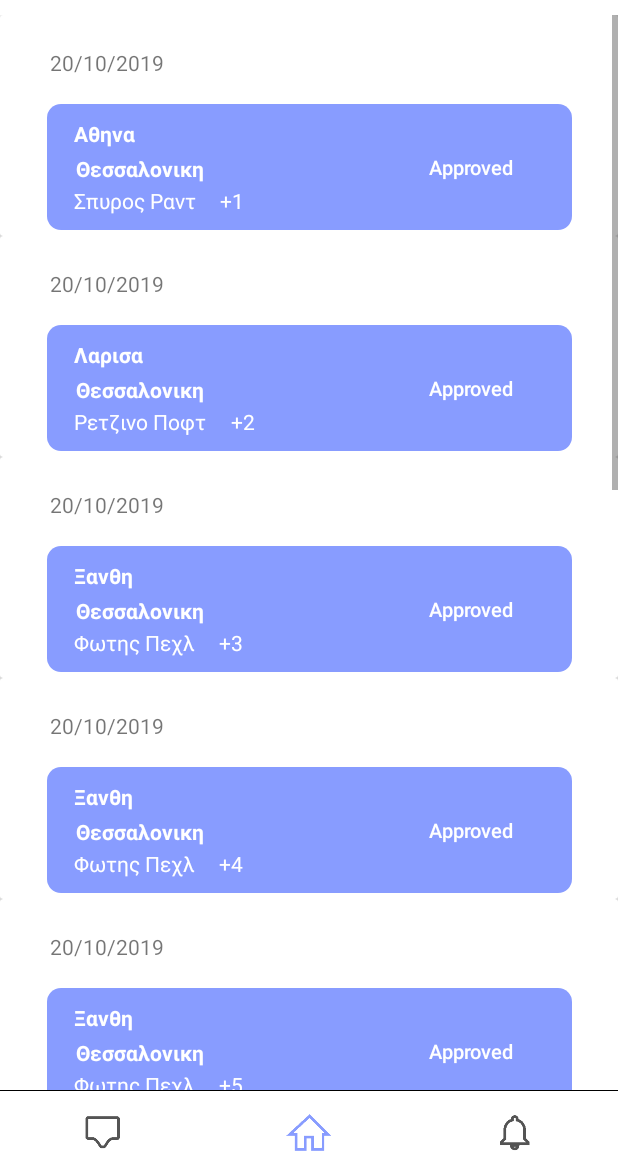
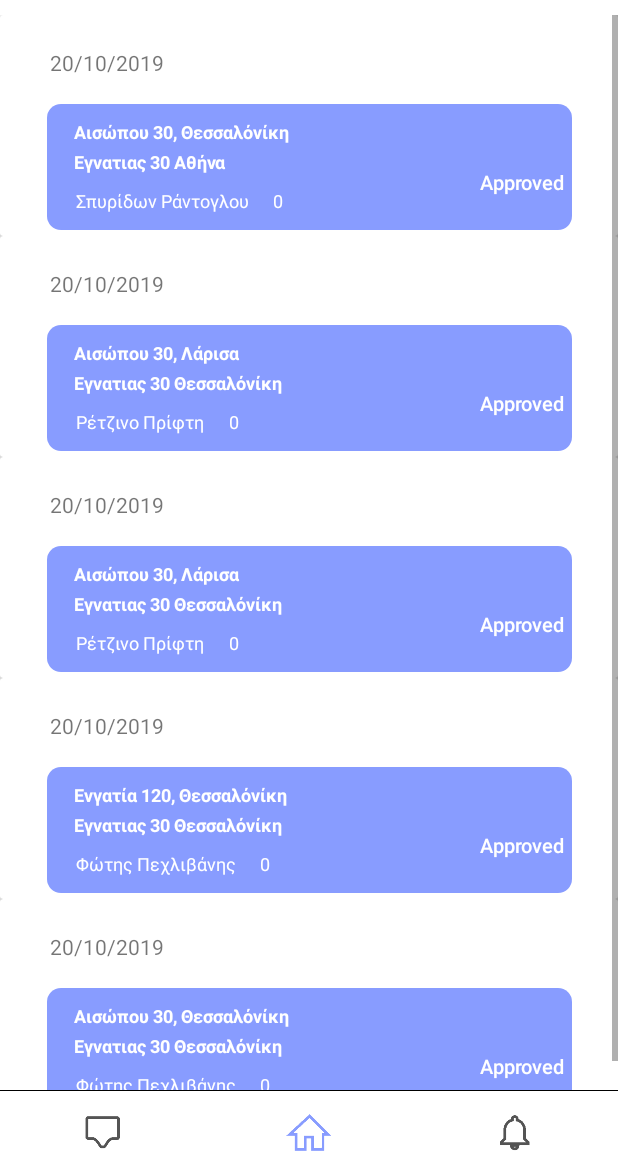
Before and after one commit to ChrissSav/FellowTraveller, an Android app: the fragment SearchFragment placed in its activity, on a phone screen of 412 x 824 dp, the part 60-1236 px from its top. Run offline under Robolectric (Android 15) with nearby library versions, the phone set to English and light mode, and no system bars.

Commit message:
Update SearchFragment to view trip with TripPageActivity

```diff
--- a/app/src/main/java/com/example/fellowtraveller/MainActivity.java
+++ b/app/src/main/java/com/example/fellowtraveller/MainActivity.java
@@ -47,12 +47,8 @@ public class MainActivity extends AppCompatActivity {
             public void onClick(View v) {
                 User creator = new User("Σπυρίδων Ράντογλου", "email","password");
                 Intent intent = new Intent(MainActivity.this, TripPageActivity.class);
-                String from = "Αισώπου 30, Θεσσαλόνίκη";
-                String to = "Εγνατιας 30, Αθήνα";
-                String date = "23/12/2019";
-                String time = "12:30";
                 String description ="Είστε όλοι άπλυτη. Δε θα μπει κανένας στο αμάξι μου. ";
-                Trip trip = new Trip(creator,from,to,date,time,3,2,description,"100");
+                Trip trip = new Trip(creator,"Αισώπου 30, Θεσσαλόνίκη","Εγνατιας 30 Αθήνα","23/12/2019","12:00",3,2,description,"100");
                 intent.putExtra("Trip",trip);
                 startActivity(intent);
             }
--- a/app/src/main/java/com/example/fellowtraveller/SearchAdapter.java
+++ b/app/src/main/java/com/example/fellowtraveller/SearchAdapter.java
@@ -11,7 +11,7 @@ import androidx.recyclerview.widget.RecyclerView;
 import java.util.ArrayList;
 
 public class SearchAdapter extends RecyclerView.Adapter<SearchAdapter.ExampleViewHolder> {
-    private ArrayList<SearchesItem> mExampleList;
+    private ArrayList<Trip> mExampleList;
     private OnItemClickListener mListener;
 
     public interface OnItemClickListener {
@@ -48,12 +48,14 @@ public class SearchAdapter extends RecyclerView.Adapter<SearchAdapter.ExampleVie
                             listener.onItemClick(position);
                         }
                     }
+
+
                 }
             });
         }
     }
 
-    public SearchAdapter(ArrayList<SearchesItem> exampleList) {
+    public SearchAdapter(ArrayList<Trip> exampleList) {
         mExampleList = exampleList;
     }
 
@@ -66,12 +68,12 @@ public class SearchAdapter extends RecyclerView.Adapter<SearchAdapter.ExampleVie
 
     @Override
     public void onBindViewHolder(ExampleViewHolder holder, int position) {
-        SearchesItem currentItem = mExampleList.get(position);
+        Trip currentItem = mExampleList.get(position);
 
         holder.from.setText(currentItem.getFrom());
         holder.to.setText(currentItem.getTo());
-        holder.name.setText(currentItem.getName());
-        holder.number.setText(currentItem.getNum());
+        holder.name.setText(currentItem.getCreator().getName());
+        holder.number.setText(currentItem.getNumOfPassengers()+"");
     }
 
     @Override
--- a/app/src/main/java/com/example/fellowtraveller/SearchFragment.java
+++ b/app/src/main/java/com/example/fellowtraveller/SearchFragment.java
@@ -1,5 +1,6 @@
 package com.example.fellowtraveller;
 
+import android.content.Intent;
 import android.os.Bundle;
 
 import androidx.fragment.app.Fragment;
@@ -18,7 +19,7 @@ public class SearchFragment extends Fragment {
     private RecyclerView mRecyclerView;
     private SearchAdapter mAdapter;
     private RecyclerView.LayoutManager mLayoutManager;
-    private  ArrayList<SearchesItem> mExampleList ;
+    private  ArrayList<Trip> mExampleList ;
 
     public SearchFragment() {
         // Required empty public constructor
@@ -39,8 +40,17 @@ public class SearchFragment extends Fragment {
 
     public void createExampleList() {
         mExampleList = new ArrayList<>();
-        mExampleList.add(new SearchesItem("Αθηνα", "Θεσσαλονικη", "Σπυρος Ραντ","+1"));
-        mExampleList.add(new SearchesItem("Λαρισα", "Θεσσαλονικη", "Ρετζινο Ποφτ","+2"));
+        User creator = new User("Σπυρίδων Ράντογλου", "email","password");
+        User creator2 = new User("Ρέτζινο Πρίφτη", "email","password");
+        User creator3 = new User("Φώτης Πεχλιβάνης", "email","password");
+        String description ="Είστε όλοι άπλυτη. Δε θα μπει κανένας στο αμάξι μου. ";
+        Trip trip = new Trip(creator,"Αισώπου 30, Θεσσαλόνίκη","Εγνατιας 30 Αθήνα","23/12/2019","12:00",3,2,description,"100");
+        mExampleList.add(new Trip(creator,"Αισώπου 30, Θεσσαλόνίκη","Εγνατιας 30 Αθήνα","23/12/2019","12:00",3,2,description,"100"));
+        mExampleList.add(new Trip(creator2,"Αισώπου 30, Λάρισα","Εγνατιας 30 Θεσσαλόνίκη","03/12/2019","12:00",3,2,description,"100"));
+        mExampleList.add(new Trip(creator2,"Αισώπου 30, Λάρισα","Εγνατιας 30 Θεσσαλόνίκη","13/12/2019","12:00",3,2,description,"100"));
+        mExampleList.add(new Trip(creator3,"Ενγατία 120, Θεσσαλόνίκη","Εγνατιας 30 Θεσσαλόνίκη","23/09/2019","02:00",3,2,description,"100"));
+        mExampleList.add(new Trip(creator3,"Αισώπου 30, Θεσσαλόνίκη","Εγνατιας 30 Θεσσαλόνίκη","23/11/2019","11:00",3,2,description,"100"));
+       /* mExampleList.add(new SearchesItem("Λαρισα", "Θεσσαλονικη", "Ρετζινο Ποφτ","+2"));
         mExampleList.add(new SearchesItem("Ξανθη", "Θεσσαλονικη", "Φωτης Πεχλ","+3"));
         mExampleList.add(new SearchesItem("Ξανθη", "Θεσσαλονικη", "Φωτης Πεχλ","+4"));
         mExampleList.add(new SearchesItem("Ξανθη", "Θεσσαλονικη", "Φωτης Πεχλ","+5"));
@@ -49,7 +59,7 @@ public class SearchFragment extends Fragment {
         mExampleList.add(new SearchesItem("Λαρισα", "Θεσσαλονικη", "Ρετζινο Ποφτ","+8"));
         mExampleList.add(new SearchesItem("Λαρισα", "Θεσσαλονικη", "Ρετζινο Ποφτ","+9"));
         mExampleList.add(new SearchesItem("Λαρισα", "Θεσσαλονικη", "Ρετζινο Ποφτ","+10"));
-        mExampleList.add(new SearchesItem("Λαρισα", "Θεσσαλονικη", "Ρετζινο Ποφτ","+11"));
+        mExampleList.add(new SearchesItem("Λαρισα", "Θεσσαλονικη", "Ρετζινο Ποφτ","+11"));*/
 
 
     }
@@ -65,8 +75,9 @@ public class SearchFragment extends Fragment {
         mAdapter.setOnItemClickListener(new SearchAdapter.OnItemClickListener() {
             @Override
             public void onItemClick(int position) {
-                Toast.makeText(getActivity(), position+1+"",
-                        Toast.LENGTH_SHORT).show();
+                Intent intent = new Intent(getActivity(), TripPageActivity.class);
+                intent.putExtra("Trip",mExampleList.get(position));
+                startActivity(intent);
             }
         });
     }
--- a/app/src/main/java/com/example/fellowtraveller/Trip.java
+++ b/app/src/main/java/com/example/fellowtraveller/Trip.java
@@ -7,6 +7,7 @@ package com.example.fellowtraveller;
 import android.os.Parcel;
 import android.os.Parcelable;
 
+import java.util.ArrayList;
 import java.util.List;
 
 public class Trip  implements Parcelable{
@@ -14,7 +15,7 @@ public class Trip  implements Parcelable{
     private String status;
     private String from;
     private String to;
-    private List<User> passengers;
+    private ArrayList<User> passengers = new ArrayList<>();
     private String date;
     private String time;
     private int current_suitcases;
@@ -145,6 +146,11 @@ public class Trip  implements Parcelable{
         return passengers;
     }
 
+    public int getNumOfPassengers() {
+
+            return passengers.size();
+    }
+
     public int getMax_seats() {
         return max_seats;
     }
--- a/app/src/main/res/layout/searches_items.xml
+++ b/app/src/main/res/layout/searches_items.xml
@@ -39,8 +39,8 @@
 
             <TextView
                 android:id="@+id/search_items_container_textView_from"
-                android:layout_width="140dp"
-                android:layout_height="wrap_content"
+                android:layout_width="260dp"
+                android:layout_height="20dp"
                 android:layout_alignParentStart="true"
                 android:layout_alignParentTop="true"
                 android:layout_marginStart="16dp"
@@ -48,34 +48,33 @@
                 android:padding="2dp"
                 android:text="Αθήνα"
                 android:textColor="#fff"
-                android:textSize="14dp"
+                android:textSize="12sp"
                 android:textStyle="bold"
                 app:layout_constraintStart_toStartOf="parent"
                 app:layout_constraintTop_toTopOf="parent" />
 
             <TextView
                 android:id="@+id/search_items_container_textView_to"
-                android:layout_width="140dp"
-                android:layout_height="wrap_content"
+                android:layout_width="260dp"
+                android:layout_height="20dp"
                 android:layout_alignParentTop="true"
-                android:layout_marginEnd="192dp"
                 android:padding="2dp"
                 android:text="Θεσσαλονίκη"
                 android:textColor="#fff"
-                android:textSize="14dp"
+                android:textSize="12sp"
                 android:textStyle="bold"
-                app:layout_constraintEnd_toEndOf="parent"
                 app:layout_constraintStart_toStartOf="@+id/search_items_container_textView_from"
                 app:layout_constraintTop_toBottomOf="@+id/search_items_container_textView_from" />
 
             <Button
                 android:id="@+id/search_items_container_btn_approved"
-                android:layout_width="wrap_content"
-                android:layout_height="wrap_content"
+                android:layout_width="67dp"
+                android:layout_height="32dp"
                 android:layout_alignParentTop="true"
                 android:layout_alignParentEnd="true"
                 android:layout_alignParentBottom="true"
-                android:layout_marginEnd="24dp"
+                android:layout_marginTop="36dp"
+                android:layout_marginBottom="16dp"
                 android:background="@android:color/transparent"
                 android:text="Approved"
                 android:textAllCaps="false"
@@ -93,10 +92,11 @@
                 android:layout_height="wrap_content"
                 android:layout_below="@+id/search_items_container_textView_from"
                 android:layout_alignParentStart="true"
-                android:layout_marginStart="2dp"
+                android:layout_marginStart="3dp"
+                android:layout_marginTop="8dp"
                 android:text="Σπυρος Ρεντογλου"
                 android:textColor="#fff"
-                android:textSize="14dp"
+                android:textSize="12sp"
                 app:layout_constraintStart_toStartOf="@+id/search_items_container_textView_from"
                 app:layout_constraintTop_toBottomOf="@+id/search_items_container_textView_to" />
 
@@ -108,6 +108,7 @@
                 android:layout_marginStart="16dp"
                 android:layout_toEndOf="@+id/search_items_container_textView_name"
                 android:text="+2"
+                android:textSize="12sp"
                 android:textColor="#fff"
                 app:layout_constraintBottom_toBottomOf="@+id/search_items_container_textView_name"
                 app:layout_constraintStart_toEndOf="@+id/search_items_container_textView_name"
```
